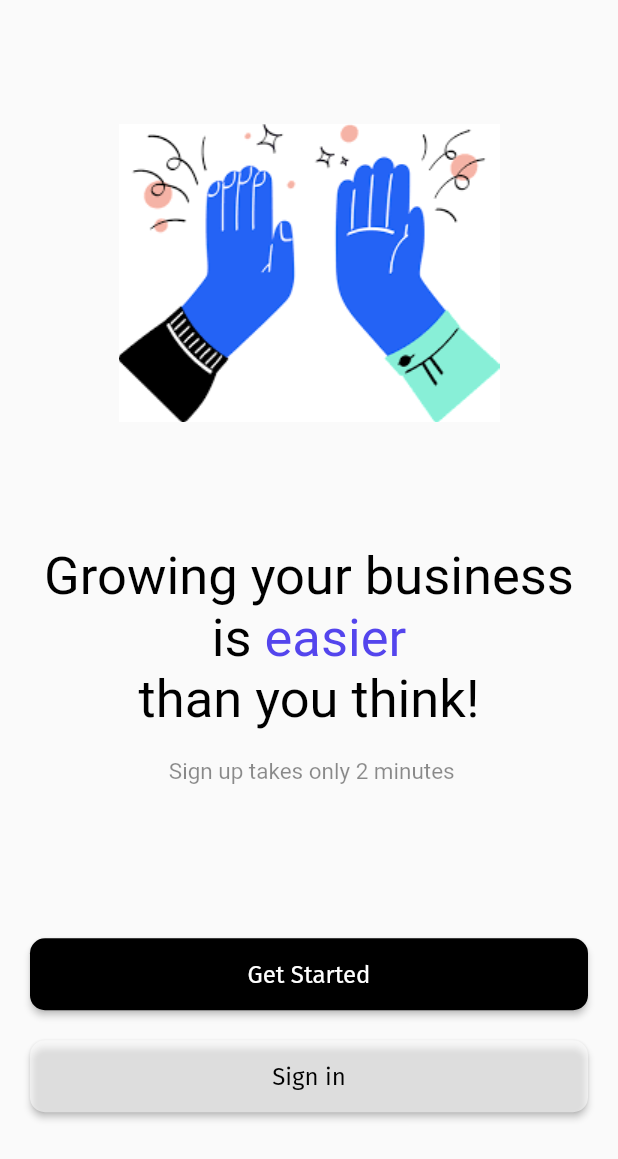
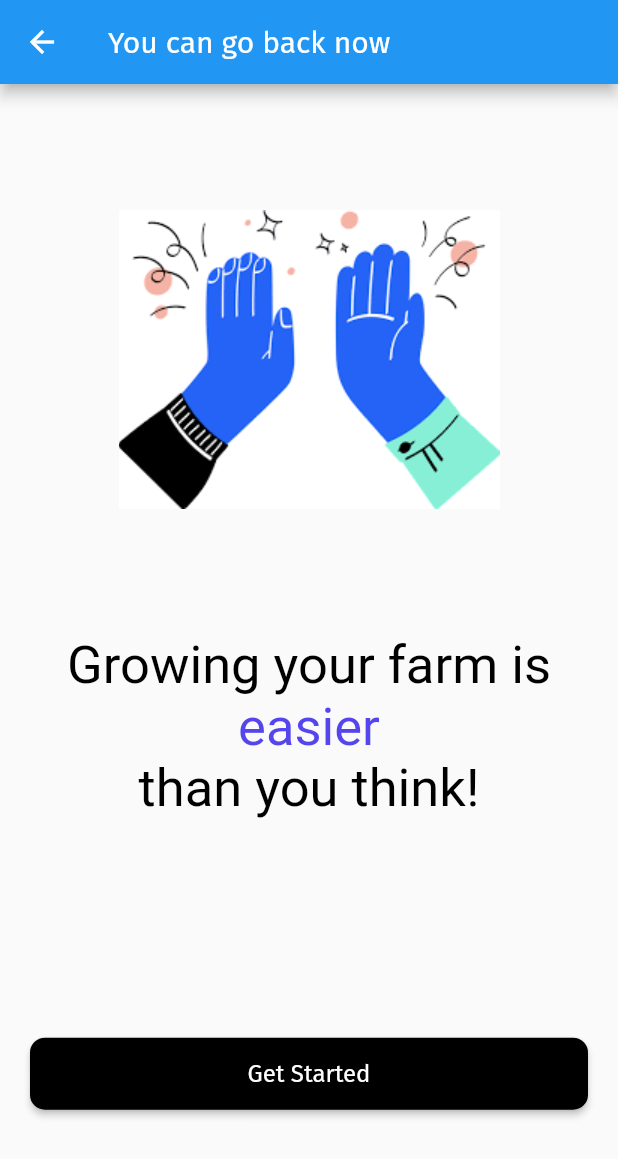
Before and after one commit to Michael-Ogundipe/navigation_codeclan, a Flutter app: the screen it shows after launch, after a tap on "Sign in", on a phone screen of 412 x 824 dp. Shown: the top 1159 px of the screen. Run offline on Flutter 3.47's test engine with Material 2 defaults, Android fonts, the phone set to English and light mode, and no system bars.

Commit message:
added second screen

```diff
--- /dev/null
+++ b/lib/expanded_button.dart
@@ -0,0 +1,34 @@
+import 'package:flutter/material.dart';
+
+class ExpandedButton extends StatelessWidget {
+
+  ExpandedButton({ required this.text, required this.color, required this.textColor, required this.onPressed});
+
+  final String text;
+  final Color color;
+  final Color textColor;
+  final VoidCallback onPressed;
+
+  @override
+  Widget build(BuildContext context) {
+    return Row(
+      children: [
+        Expanded(
+          child: Padding(
+            padding: EdgeInsets.only(top: 20.0),
+            child: Material(
+              elevation: 2.0,
+              color: color,
+              borderRadius: BorderRadius.circular(10.0),
+              child: MaterialButton(
+                height: 45.0,
+                child: Text(text, style: TextStyle(color: textColor,fontSize: 16.0),),
+                onPressed: onPressed,
+              ),
+            ),
+          ),
+        ),
+      ],
+    );
+  }
+}
--- /dev/null
+++ b/lib/first_screen.dart
@@ -0,0 +1,65 @@
+import 'package:flutter/material.dart';
+import 'package:navigation_codeclan/expanded_button.dart';
+import 'package:navigation_codeclan/second_screen.dart';
+
+class HomeScreen extends StatefulWidget {
+  @override
+  _HomeScreenState createState() => _HomeScreenState();
+}
+
+class _HomeScreenState extends State<HomeScreen> {
+  @override
+  Widget build(BuildContext context) {
+    return  Scaffold(
+      body: SafeArea(
+        child: Container(
+          margin: EdgeInsets.only(left: 20.0, right: 20.0, ),
+          width: double.infinity,
+          // height: ,
+          child: Column(
+            mainAxisAlignment: MainAxisAlignment.spaceEvenly,
+            children: <Widget>[
+              Image.asset('images/download.png'),
+              RichText(
+                textAlign: TextAlign.center,
+                text: TextSpan(
+                  children: <TextSpan>[
+                    TextSpan(text: 'Growing your business is', style: TextStyle(color: Color(0xff000000),fontSize: 35.0),),
+                    TextSpan(text: ' easier \n', style: TextStyle(color: Color(0xff5445ED),fontSize: 35.0),),
+                    TextSpan(text: 'than you think! \n', style: TextStyle(color: Color(0xff000000),fontSize: 35.0),),
+                    TextSpan(text: '\n Sign up takes only 2 minutes', style: TextStyle(color: Colors.black45,fontSize: 15.0),),
+                  ],),),
+
+              Container(
+                child: Column(
+                  children: [
+                    ExpandedButton(
+                      text: 'Get Started',
+                      color: Colors.black,
+                      textColor: Colors.white,
+                      onPressed: (){},
+                    ),
+
+                    ExpandedButton(
+                      text: 'Sign in',
+                      color: Colors.white54,
+                      textColor: Colors.black,
+                      onPressed: (){
+                        Navigator.push(context, MaterialPageRoute(builder: (context) {
+                          return SecondScreen();
+                        }));
+                      },
+
+                    ),
+                  ],
+                ),
+              ),
+
+
+            ],
+          ),
+        ),
+      ),
+    );
+  }
+}
--- a/lib/main.dart
+++ b/lib/main.dart
@@ -1,4 +1,5 @@
 import 'package:flutter/material.dart';
+import 'package:navigation_codeclan/first_screen.dart';
 
 void main() {
   runApp(MyApp());
@@ -15,82 +16,7 @@ class _MyAppState extends State<MyApp> {
     return MaterialApp(
       theme: ThemeData(fontFamily: 'FiraSans',),
       debugShowCheckedModeBanner: false,
-      home: Scaffold(
-        body: SafeArea(
-          child: Container(
-            margin: EdgeInsets.only(left: 20.0, right: 20.0, ),
-            width: double.infinity,
-            // height: ,
-            child: Column(
-              mainAxisAlignment: MainAxisAlignment.spaceEvenly,
-              children: <Widget>[
-                Image.asset('images/download.png'),
-                RichText(
-                  textAlign: TextAlign.center,
-                  text: TextSpan(
-                    children: <TextSpan>[
-                      TextSpan(text: 'Growing your business is', style: TextStyle(color: Color(0xff000000),fontSize: 35.0),),
-                      TextSpan(text: ' easier \n', style: TextStyle(color: Color(0xff5445ED),fontSize: 35.0),),
-                      TextSpan(text: 'than you think! \n', style: TextStyle(color: Color(0xff000000),fontSize: 35.0),),
-                      TextSpan(text: '\n Sign up takes only 2 minutes', style: TextStyle(color: Colors.black45,fontSize: 15.0),),
-                    ],),),
-
-                Container(
-                  child: Column(
-                    children: [
-                      ExpandedButton(
-                        text: 'Get Started',
-                        color: Colors.black,
-                        textColor: Colors.white,
-                      ),
-
-                      ExpandedButton(
-                        text: 'Sign in',
-                        color: Colors.white54,
-                        textColor: Colors.black,
-                      ),
-                    ],
-                  ),
-                ),
-
-
-              ],
-            ),
-          ),
-        ),
-      ),
+      home: HomeScreen(),
     );
   }
 }
-
-class ExpandedButton extends StatelessWidget {
-
-  ExpandedButton({ required this.text, required this.color, required this.textColor});
-
-  final String text;
-  final Color color;
-  final Color textColor;
-
-  @override
-  Widget build(BuildContext context) {
-    return Row(
-      children: [
-        Expanded(
-          child: Padding(
-            padding: EdgeInsets.only(top: 20.0),
-            child: Material(
-              elevation: 2.0,
-              color: color,
-              borderRadius: BorderRadius.circular(10.0),
-              child: MaterialButton(
-                height: 45.0,
-                child: Text(text, style: TextStyle(color: textColor,fontSize: 16.0),),
-                onPressed: (){},
-              ),
-            ),
-          ),
-        ),
-      ],
-    );
-  }
-}
--- /dev/null
+++ b/lib/second_screen.dart
@@ -0,0 +1,56 @@
+import 'package:flutter/material.dart';
+import 'package:navigation_codeclan/expanded_button.dart';
+
+class SecondScreen extends StatefulWidget {
+  @override
+  _SecondScreenState createState() => _SecondScreenState();
+}
+
+class _SecondScreenState extends State<SecondScreen> {
+  @override
+  Widget build(BuildContext context) {
+    return  Scaffold(
+      appBar: AppBar(
+        title: Text('You can go back now')
+      ),
+      body: SafeArea(
+        child: Container(
+          margin: EdgeInsets.only(left: 20.0, right: 20.0, ),
+          width: double.infinity,
+          // height: ,
+          child: Column(
+            mainAxisAlignment: MainAxisAlignment.spaceEvenly,
+            children: <Widget>[
+              Image.asset('images/download.png'),
+              RichText(
+                textAlign: TextAlign.center,
+                text: TextSpan(
+                  children: <TextSpan>[
+                    TextSpan(text: 'Growing your farm is', style: TextStyle(color: Color(0xff000000),fontSize: 35.0),),
+                    TextSpan(text: ' easier \n', style: TextStyle(color: Color(0xff5445ED),fontSize: 35.0),),
+                    TextSpan(text: 'than you think! \n', style: TextStyle(color: Color(0xff000000),fontSize: 35.0),),
+                  ],),),
+
+              Container(
+                child: Column(
+                  children: [
+                    ExpandedButton(
+                      text: 'Get Started',
+                      color: Colors.black,
+                      textColor: Colors.white,
+                      onPressed: (){},
+                    ),
+
+
+                  ],
+                ),
+              ),
+
+
+            ],
+          ),
+        ),
+      ),
+    );
+  }
+}
```
